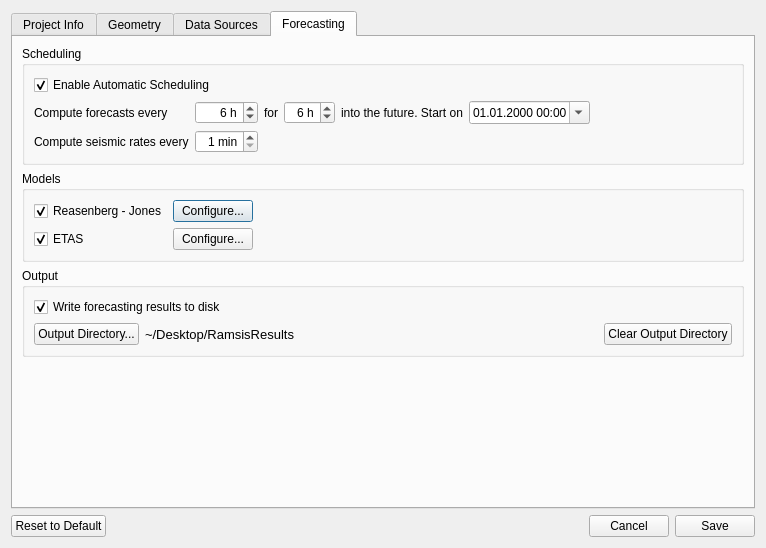
The window that RAMSIS/ui/views/projectsettingswindow.ui (swiss-seismological-service/hermes) describes before a commit, drawn with Qt 5.
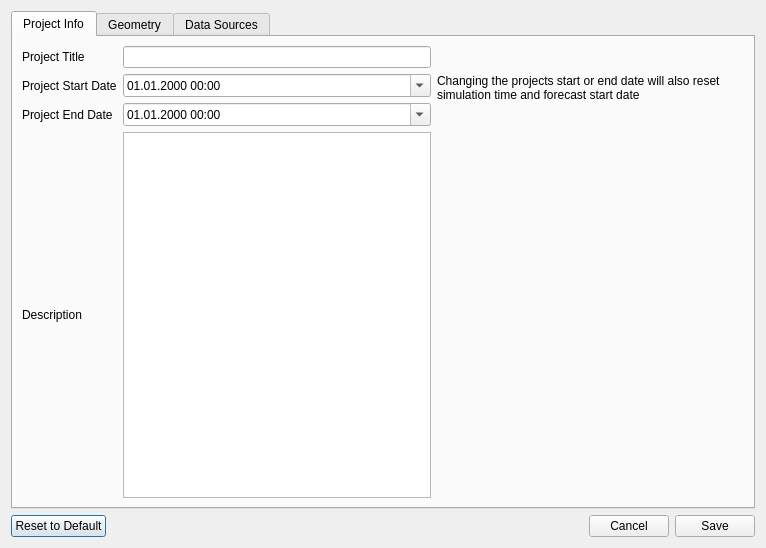
The same window after the commit. The open tabs and pages were chosen to show the change.

Commit message: [MAINT] Remove forecast config from project

Diff of the .ui file:
```diff
--- a/RAMSIS/ui/views/projectsettingswindow.ui
+++ b/RAMSIS/ui/views/projectsettingswindow.ui
@@ -402,321 +402,6 @@
        </item>
       </layout>
      </widget>
-     <widget class="QWidget" name="tabForecasting">
-      <attribute name="title">
-       <string>Forecasting</string>
-      </attribute>
-      <layout class="QVBoxLayout" name="verticalLayout_2">
-       <item>
-        <widget class="QGroupBox" name="schedulingBox">
-         <property name="title">
-          <string>Scheduling</string>
-         </property>
-         <property name="alignment">
-          <set>Qt::AlignLeading|Qt::AlignLeft|Qt::AlignTop</set>
-         </property>
-         <layout class="QGridLayout" name="gridLayout_2">
-          <item row="1" column="6">
-           <spacer name="horizontalSpacer_3">
-            <property name="orientation">
-             <enum>Qt::Horizontal</enum>
-            </property>
-            <property name="sizeHint" stdset="0">
-             <size>
-              <width>40</width>
-              <height>20</height>
-             </size>
-            </property>
-           </spacer>
-          </item>
-          <item row="1" column="5">
-           <widget class="QDateTimeEdit" name="firstForecastBox">
-            <property name="displayFormat">
-             <string>dd.MM.yyyy HH:mm</string>
-            </property>
-            <property name="calendarPopup">
-             <bool>true</bool>
-            </property>
-           </widget>
-          </item>
-          <item row="1" column="3">
-           <widget class="QSpinBox" name="forecastBinTimeBox">
-            <property name="enabled">
-             <bool>true</bool>
-            </property>
-            <property name="autoFillBackground">
-             <bool>false</bool>
-            </property>
-            <property name="frame">
-             <bool>true</bool>
-            </property>
-            <property name="alignment">
-             <set>Qt::AlignRight|Qt::AlignTrailing|Qt::AlignVCenter</set>
-            </property>
-            <property name="suffix">
-             <string> h</string>
-            </property>
-            <property name="minimum">
-             <number>1</number>
-            </property>
-            <property name="maximum">
-             <number>24</number>
-            </property>
-            <property name="value">
-             <number>6</number>
-            </property>
-           </widget>
-          </item>
-          <item row="1" column="0">
-           <widget class="QLabel" name="forecastIntervalLabel">
-            <property name="text">
-             <string>Compute forecasts every</string>
-            </property>
-            <property name="alignment">
-             <set>Qt::AlignLeading|Qt::AlignLeft|Qt::AlignVCenter</set>
-            </property>
-           </widget>
-          </item>
-          <item row="1" column="2">
-           <widget class="QLabel" name="forLabel">
-            <property name="text">
-             <string>for</string>
-            </property>
-            <property name="alignment">
-             <set>Qt::AlignLeading|Qt::AlignLeft|Qt::AlignVCenter</set>
-            </property>
-           </widget>
-          </item>
-          <item row="1" column="1">
-           <widget class="QSpinBox" name="forecastIntervalBox">
-            <property name="enabled">
-             <bool>true</bool>
-            </property>
-            <property name="autoFillBackground">
-             <bool>false</bool>
-            </property>
-            <property name="frame">
-             <bool>true</bool>
-            </property>
-            <property name="alignment">
-             <set>Qt::AlignRight|Qt::AlignTrailing|Qt::AlignVCenter</set>
-            </property>
-            <property name="suffix">
-             <string> h</string>
-            </property>
-            <property name="minimum">
-             <number>1</number>
-            </property>
-            <property name="maximum">
-             <number>24</number>
-            </property>
-            <property name="value">
-             <number>6</number>
-            </property>
-           </widget>
-          </item>
-          <item row="1" column="4">
-           <widget class="QLabel" name="futureLabel">
-            <property name="text">
-             <string>into the future. Start on</string>
-            </property>
-            <property name="alignment">
-             <set>Qt::AlignLeading|Qt::AlignLeft|Qt::AlignVCenter</set>
-            </property>
-           </widget>
-          </item>
-          <item row="2" column="1">
-           <widget class="QSpinBox" name="rateIntervalBox">
-            <property name="enabled">
-             <bool>true</bool>
-            </property>
-            <property name="autoFillBackground">
-             <bool>false</bool>
-            </property>
-            <property name="frame">
-             <bool>true</bool>
-            </property>
-            <property name="alignment">
-             <set>Qt::AlignRight|Qt::AlignTrailing|Qt::AlignVCenter</set>
-            </property>
-            <property name="suffix">
-             <string> min</string>
-            </property>
-            <property name="minimum">
-             <number>1</number>
-            </property>
-            <property name="maximum">
-             <number>60</number>
-            </property>
-            <property name="value">
-             <number>1</number>
-            </property>
-           </widget>
-          </item>
-          <item row="2" column="0">
-           <widget class="QLabel" name="rateIntervalLabel">
-            <property name="text">
-             <string>Compute seismic rates every</string>
-            </property>
-            <property name="alignment">
-             <set>Qt::AlignLeading|Qt::AlignLeft|Qt::AlignVCenter</set>
-            </property>
-           </widget>
-          </item>
-          <item row="0" column="0" colspan="2">
-           <widget class="QCheckBox" name="enableAutoSchedulingCheckBox">
-            <property name="text">
-             <string>Enable Automatic Scheduling</string>
-            </property>
-            <property name="checked">
-             <bool>true</bool>
-            </property>
-           </widget>
-          </item>
-         </layout>
-        </widget>
-       </item>
-       <item>
-        <widget class="QGroupBox" name="modelsBox">
-         <property name="title">
-          <string>Models</string>
-         </property>
-         <layout class="QGridLayout" name="gridLayout_3">
-          <item row="0" column="0">
-           <widget class="QCheckBox" name="enableRjCheckBox">
-            <property name="enabled">
-             <bool>true</bool>
-            </property>
-            <property name="text">
-             <string>Reasenberg - Jones</string>
-            </property>
-            <property name="checked">
-             <bool>true</bool>
-            </property>
-           </widget>
-          </item>
-          <item row="0" column="1">
-           <widget class="QPushButton" name="rjConfigButton">
-            <property name="enabled">
-             <bool>true</bool>
-            </property>
-            <property name="text">
-             <string>Configure...</string>
-            </property>
-           </widget>
-          </item>
-          <item row="1" column="0">
-           <widget class="QCheckBox" name="enableEtasCheckBox">
-            <property name="enabled">
-             <bool>true</bool>
-            </property>
-            <property name="text">
-             <string>ETAS</string>
-            </property>
-            <property name="checked">
-             <bool>true</bool>
-            </property>
-           </widget>
-          </item>
-          <item row="1" column="1">
-           <widget class="QPushButton" name="etasConfigButton">
-            <property name="enabled">
-             <bool>true</bool>
-            </property>
-            <property name="text">
-             <string>Configure...</string>
-            </property>
-           </widget>
-          </item>
-          <item row="0" column="2">
-           <spacer name="horizontalSpacer_2">
-            <property name="orientation">
-             <enum>Qt::Horizontal</enum>
-            </property>
-            <property name="sizeHint" stdset="0">
-             <size>
-              <width>40</width>
-              <height>20</height>
-             </size>
-            </property>
-           </spacer>
-          </item>
-         </layout>
-        </widget>
-       </item>
-       <item>
-        <widget class="QGroupBox" name="outputBox">
-         <property name="title">
-          <string>Output</string>
-         </property>
-         <layout class="QGridLayout" name="gridLayout_4">
-          <item row="0" column="0" colspan="2">
-           <widget class="QCheckBox" name="writeResultsToFileCheckBox">
-            <property name="text">
-             <string>Write forecasting results to disk</string>
-            </property>
-            <property name="checked">
-             <bool>true</bool>
-            </property>
-           </widget>
-          </item>
-          <item row="1" column="3">
-           <widget class="QPushButton" name="clearOutputDirButton">
-            <property name="text">
-             <string>Clear Output Directory</string>
-            </property>
-           </widget>
-          </item>
-          <item row="1" column="0">
-           <widget class="QPushButton" name="selectOutputDirButton">
-            <property name="text">
-             <string>Output Directory...</string>
-            </property>
-           </widget>
-          </item>
-          <item row="1" column="1">
-           <widget class="QLabel" name="outputPathLabel">
-            <property name="font">
-             <font>
-              <pointsize>10</pointsize>
-             </font>
-            </property>
-            <property name="text">
-             <string>~/Desktop/RamsisResults</string>
-            </property>
-           </widget>
-          </item>
-          <item row="1" column="2">
-           <spacer name="horizontalSpacer_7">
-            <property name="orientation">
-             <enum>Qt::Horizontal</enum>
-            </property>
-            <property name="sizeHint" stdset="0">
-             <size>
-              <width>40</width>
-              <height>20</height>
-             </size>
-            </property>
-           </spacer>
-          </item>
-         </layout>
-        </widget>
-       </item>
-       <item>
-        <spacer name="verticalSpacer">
-         <property name="orientation">
-          <enum>Qt::Vertical</enum>
-         </property>
-         <property name="sizeHint" stdset="0">
-          <size>
-           <width>20</width>
-           <height>40</height>
-          </size>
-         </property>
-        </spacer>
-       </item>
-      </layout>
-     </widget>
     </widget>
    </item>
    <item row="1" column="0">
```
The commit also changes 1 other file.
